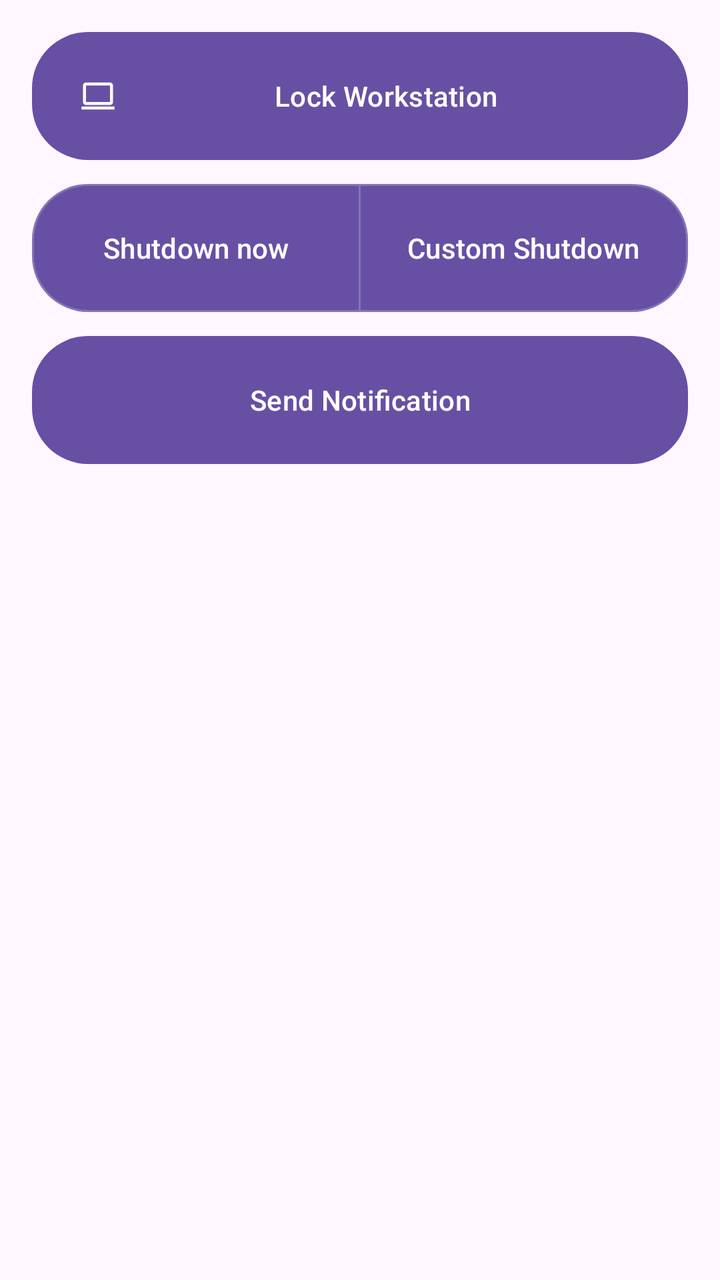
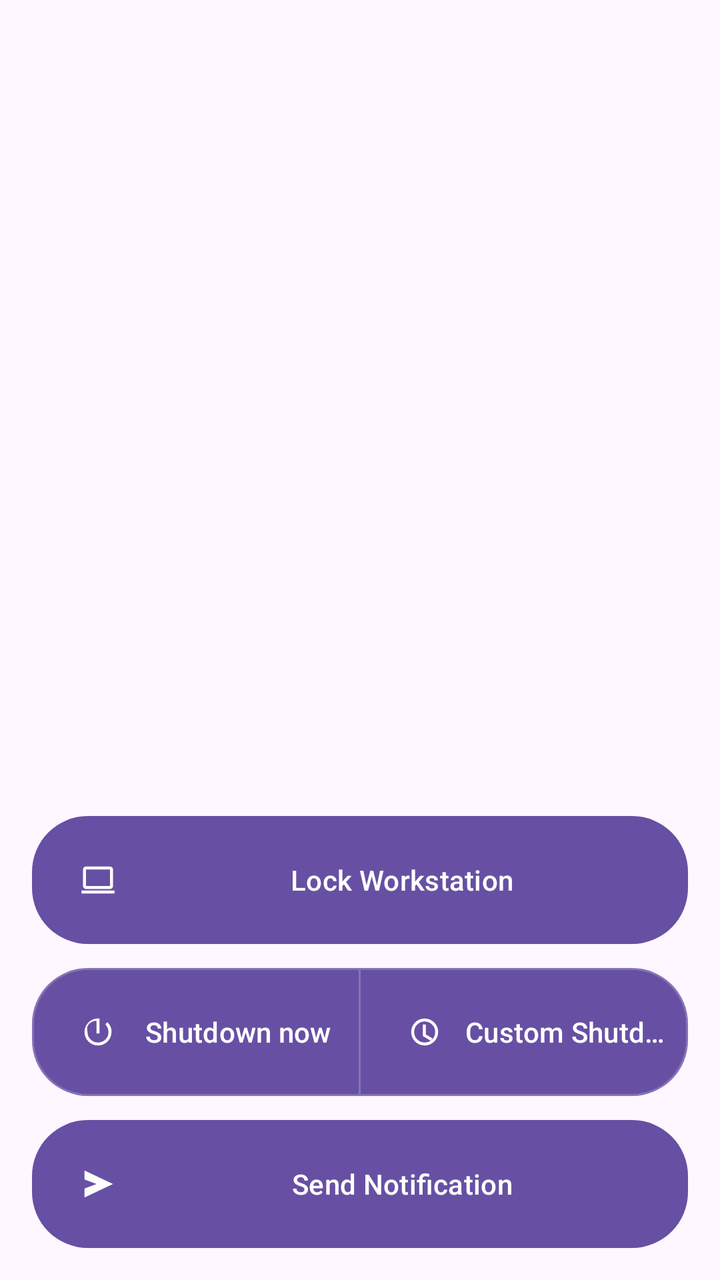

An Android layout rendered at two revisions. The XML below is the earlier revision; the diff shows what the commit changed to produce the second picture.
<!-- AndroidManifest.xml: application theme Theme.RCPCompanion -->
<!-- res/layout/fragment_system.xml -->
<?xml version="1.0" encoding="utf-8"?>
<androidx.constraintlayout.widget.ConstraintLayout xmlns:android="http://schemas.android.com/apk/res/android"
    xmlns:app="http://schemas.android.com/apk/res-auto"
    xmlns:tools="http://schemas.android.com/tools"
    android:layout_width="match_parent"
    android:layout_height="match_parent"
    android:padding="16dp"
    tools:context=".ui.system.SystemFragment">

    <com.google.android.material.button.MaterialButton
        android:id="@+id/btn_lock_workstation"
        android:layout_width="0dp"
        android:layout_height="64dp"
        android:insetTop="0dp"
        android:insetBottom="0dp"
        android:text="@string/lock_workstation"
        app:cornerRadius="@dimen/rounded_corners"
        app:icon="@drawable/computer"
        app:layout_constraintEnd_toEndOf="parent"
        app:layout_constraintStart_toStartOf="parent"
        app:layout_constraintTop_toTopOf="parent" />

    <com.google.android.material.button.MaterialButtonToggleGroup
        android:id="@+id/toggle_group_shutdown"
        android:layout_width="0dp"
        android:layout_height="64dp"
        android:layout_marginTop="12dp"
        app:layout_constraintEnd_toEndOf="parent"
        app:layout_constraintStart_toStartOf="parent"
        app:layout_constraintTop_toBottomOf="@id/btn_lock_workstation">

        <com.google.android.material.button.MaterialButton
            android:id="@+id/btn_shutdown_now"
            android:layout_width="0dp"
            android:layout_height="match_parent"
            android:layout_weight="1"
            android:insetTop="0dp"
            android:insetBottom="0dp"
            android:insetLeft="0dp"
            android:insetRight="0dp"
            android:text="@string/shutdown_now"
            app:cornerRadius="@dimen/rounded_corners"
            app:strokeColor="#33FFFFFF"
            app:strokeWidth="1dp" />

        <com.google.android.material.button.MaterialButton
            android:id="@+id/btn_shutdown_custom"
            android:layout_width="0dp"
            android:layout_height="match_parent"
            android:layout_weight="1"
            android:insetTop="0dp"
            android:insetBottom="0dp"
            android:insetLeft="0dp"
            android:insetRight="0dp"
            android:text="@string/shutdown_custom"
            app:cornerRadius="@dimen/rounded_corners"
            app:strokeColor="#33FFFFFF"
            app:strokeWidth="1dp" />

    </com.google.android.material.button.MaterialButtonToggleGroup>

    <com.google.android.material.button.MaterialButton
        android:id="@+id/btn_send_notification"
        android:layout_width="0dp"
        android:layout_height="64dp"
        android:layout_marginTop="12dp"
        android:insetTop="0dp"
        android:insetBottom="0dp"
        android:text="@string/send_notification"
        app:cornerRadius="@dimen/rounded_corners"
        app:layout_constraintEnd_toEndOf="parent"
        app:layout_constraintStart_toStartOf="parent"
        app:layout_constraintTop_toBottomOf="@id/toggle_group_shutdown" />

</androidx.constraintlayout.widget.ConstraintLayout>
<!-- resources referenced by this layout -->
<resources>
  <dimen name="rounded_corners">28dp</dimen>
  <!-- drawable computer (drawable) -->
  <vector xmlns:android="http://schemas.android.com/apk/res/android"
      android:width="24dp"
      android:height="24dp"
      android:viewportWidth="960"
      android:viewportHeight="960">
    <path
        android:pathData="M40,840v-80h880v80L40,840ZM160,720q-33,0 -56.5,-23.5T80,640v-440q0,-33 23.5,-56.5T160,120h640q33,0 56.5,23.5T880,200v440q0,33 -23.5,56.5T800,720L160,720ZM160,640h640v-440L160,200v440ZM160,640v-440,440Z"
        android:fillColor="#e8eaed"/>
  </vector>
  <string name="lock_workstation">Lock Workstation</string>
  <string name="send_notification">Send Notification</string>
  <string name="shutdown_custom">Custom Shutdown</string>
  <string name="shutdown_now">Shutdown now</string>
  <style name="Theme.RCPCompanion" parent="Theme.RCPCompanion.Base">
          <item name="android:windowLightStatusBar">true</item>
      </style>
  <style name="Theme.RCPCompanion.Base" parent="Theme.Material3.DayNight.NoActionBar">
          <item name="materialAlertDialogTheme">@style/ThemeOverlay.App.MaterialAlertDialog.Monet
          </item>
          <item name="alertDialogTheme">@style/ThemeOverlay.App.MaterialAlertDialog.Monet</item>
          <item name="actionOverflowMenuStyle">@style/popupOverflowMenu</item>
      </style>
  <style name="ThemeOverlay.App.MaterialAlertDialog.Monet" parent="ThemeOverlay.Material3.MaterialAlertDialog">
          <item name="alertDialogStyle">@style/MaterialAlertDialog.Material3</item>
          <item name="dialogCornerRadius">@dimen/rounded_corners</item>
          <item name="android:background">@drawable/setting_dialog</item>
      </style>
  <style name="popupOverflowMenu" parent="@style/Widget.Material3.PopupMenu">
          <item name="android:popupBackground">@drawable/popupmenu_background</item>
          <item name="android:textColor">?attr/colorOnSurface</item>
          <item name="android:dropDownHorizontalOffset">@dimen/popupmenu_offset</item>
      </style>
  <dimen name="popupmenu_offset">-10dp</dimen>
  <dimen name="menu_padding">14dp</dimen>
  <dimen name="rounded_corners_menu">14dp</dimen>
  <!-- unchanged entries left out for length: 2 -->
</resources>

<!-- the commit's change to res/layout/fragment_system.xml (unified diff, before → after) -->
@@ -7,69 +7,79 @@
     android:padding="16dp"
     tools:context=".ui.system.SystemFragment">
 
-    <com.google.android.material.button.MaterialButton
-        android:id="@+id/btn_lock_workstation"
-        android:layout_width="0dp"
-        android:layout_height="64dp"
-        android:insetTop="0dp"
-        android:insetBottom="0dp"
-        android:text="@string/lock_workstation"
-        app:cornerRadius="@dimen/rounded_corners"
-        app:icon="@drawable/computer"
+    <LinearLayout
+        android:layout_width="match_parent"
+        android:layout_height="wrap_content"
+        android:orientation="vertical"
+        app:layout_constraintBottom_toBottomOf="parent"
         app:layout_constraintEnd_toEndOf="parent"
-        app:layout_constraintStart_toStartOf="parent"
-        app:layout_constraintTop_toTopOf="parent" />
-
-    <com.google.android.material.button.MaterialButtonToggleGroup
-        android:id="@+id/toggle_group_shutdown"
-        android:layout_width="0dp"
-        android:layout_height="64dp"
-        android:layout_marginTop="12dp"
-        app:layout_constraintEnd_toEndOf="parent"
-        app:layout_constraintStart_toStartOf="parent"
-        app:layout_constraintTop_toBottomOf="@id/btn_lock_workstation">
+        app:layout_constraintStart_toStartOf="parent">
 
         <com.google.android.material.button.MaterialButton
-            android:id="@+id/btn_shutdown_now"
-            android:layout_width="0dp"
-            android:layout_height="match_parent"
-            android:layout_weight="1"
+            android:id="@+id/btn_lock_workstation"
+            android:layout_width="match_parent"
+            android:layout_height="64dp"
             android:insetTop="0dp"
             android:insetBottom="0dp"
-            android:insetLeft="0dp"
-            android:insetRight="0dp"
-            android:text="@string/shutdown_now"
+            android:paddingEnd="8dp"
+            android:text="@string/lock_workstation"
             app:cornerRadius="@dimen/rounded_corners"
-            app:strokeColor="#33FFFFFF"
-            app:strokeWidth="1dp" />
+            app:icon="@drawable/computer"
+            app:iconPadding="8dp" />
+
+        <com.google.android.material.button.MaterialButtonToggleGroup
+            android:id="@+id/toggle_group_shutdown"
+            android:layout_width="match_parent"
+            android:layout_height="64dp"
+            android:layout_marginTop="12dp">
+
+            <com.google.android.material.button.MaterialButton
+                android:id="@+id/btn_shutdown_now"
+                android:layout_width="0dp"
+                android:layout_height="match_parent"
+                android:layout_weight="1"
+                android:insetTop="0dp"
+                android:insetBottom="0dp"
+                android:insetLeft="0dp"
+                android:insetRight="0dp"
+                android:paddingEnd="8dp"
+                android:text="@string/shutdown_now"
+                app:cornerRadius="@dimen/rounded_corners"
+                app:icon="@drawable/power"
+                app:strokeColor="#33FFFFFF"
+                app:strokeWidth="1dp" />
+
+            <com.google.android.material.button.MaterialButton
+                android:id="@+id/btn_shutdown_custom"
+                android:layout_width="0dp"
+                android:layout_height="match_parent"
+                android:layout_weight="1"
+                android:insetTop="0dp"
+                android:insetBottom="0dp"
+                android:insetLeft="0dp"
+                android:insetRight="0dp"
+                android:paddingEnd="8dp"
+                android:text="@string/shutdown_custom"
+                app:cornerRadius="@dimen/rounded_corners"
+                app:icon="@drawable/schedule"
+                app:strokeColor="#33FFFFFF"
+                app:strokeWidth="1dp" />
+
+        </com.google.android.material.button.MaterialButtonToggleGroup>
 
         <com.google.android.material.button.MaterialButton
-            android:id="@+id/btn_shutdown_custom"
-            android:layout_width="0dp"
-            android:layout_height="match_parent"
-            android:layout_weight="1"
+            android:id="@+id/btn_send_notification"
+            android:layout_width="match_parent"
+            android:layout_height="64dp"
+            android:layout_marginTop="12dp"
             android:insetTop="0dp"
             android:insetBottom="0dp"
-            android:insetLeft="0dp"
-            android:insetRight="0dp"
-            android:text="@string/shutdown_custom"
+            android:paddingEnd="8dp"
+            android:text="@string/send_notification"
             app:cornerRadius="@dimen/rounded_corners"
-            app:strokeColor="#33FFFFFF"
-            app:strokeWidth="1dp" />
+            app:icon="@drawable/send"
+            app:iconPadding="8dp" />
 
-    </com.google.android.material.button.MaterialButtonToggleGroup>
-
-    <com.google.android.material.button.MaterialButton
-        android:id="@+id/btn_send_notification"
-        android:layout_width="0dp"
-        android:layout_height="64dp"
-        android:layout_marginTop="12dp"
-        android:insetTop="0dp"
-        android:insetBottom="0dp"
-        android:text="@string/send_notification"
-        app:cornerRadius="@dimen/rounded_corners"
-        app:layout_constraintEnd_toEndOf="parent"
-        app:layout_constraintStart_toStartOf="parent"
-        app:layout_constraintTop_toBottomOf="@id/toggle_group_shutdown" />
+    </LinearLayout>
 
 </androidx.constraintlayout.widget.ConstraintLayout>
<!-- resource entries referenced after the edit -->
@@ -10,6 +10,36 @@
     <path
         android:pathData="M40,840v-80h880v80L40,840ZM160,720q-33,0 -56.5,-23.5T80,640v-440q0,-33 23.5,-56.5T160,120h640q33,0 56.5,23.5T880,200v440q0,33 -23.5,56.5T800,720L160,720ZM160,640h640v-440L160,200v440ZM160,640v-440,440Z"
         android:fillColor="#e8eaed"/>
+  </vector>
+  <!-- drawable power (drawable) -->
+  <vector xmlns:android="http://schemas.android.com/apk/res/android"
+      android:width="24dp"
+      android:height="24dp"
+      android:viewportWidth="960"
+      android:viewportHeight="960">
+      <path
+          android:fillColor="#e8eaed"
+          android:pathData="M440,520v-400h80v400h-80ZM480,840q-75,0 -140.5,-28.5t-114,-77t-77,-114T120,480q0,-75 28.5,-140.5t77,-114t114,-77T480,120q11,0 21,1t20,4l-57,57q-10,-1 -21,-2q-117,0 -198.5,81.5T200,480q0,117 81.5,198.5T480,760q117,0 198.5,-81.5T760,480q0,-60 -23,-113t-63,-94l57,-57q54,53 85,123.5T840,480q0,75 -28.5,140.5t-77,114t-114,77T480,840Z" />
+  </vector>
+  <!-- drawable schedule (drawable) -->
+  <vector xmlns:android="http://schemas.android.com/apk/res/android"
+      android:width="24dp"
+      android:height="24dp"
+      android:viewportWidth="960"
+      android:viewportHeight="960">
+      <path
+          android:fillColor="#e8eaed"
+          android:pathData="M480,840q-75,0 -140.5,-28.5t-114,-77t-77,-114T120,480q0,-75 28.5,-140.5t77,-114t114,-77T480,120q75,0 140.5,28.5t114,77t77,114T840,480q0,75 -28.5,140.5t-77,114t-114,77T480,840ZM480,760q117,0 198.5,-81.5T760,480q0,-117 -81.5,-198.5T480,200q-117,0 -198.5,81.5T200,480q0,117 81.5,198.5T480,760ZM510,544l176,104-40,68-216,-128V280h80v264Z" />
+  </vector>
+  <!-- drawable send (drawable) -->
+  <vector xmlns:android="http://schemas.android.com/apk/res/android"
+      android:width="24dp"
+      android:height="24dp"
+      android:viewportWidth="960"
+      android:viewportHeight="960">
+      <path
+          android:fillColor="#e8eaed"
+          android:pathData="M120,840v-240l320,-120-320,-120v-240l760,360-760,360Z" />
   </vector>
   <string name="lock_workstation">Lock Workstation</string>
   <string name="send_notification">Send Notification</string>
